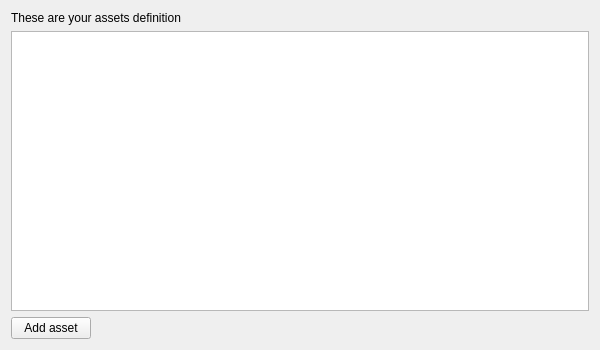
Qt form ui/forms/assetpage.ui (chromaway/ngcccbase) before a commit.
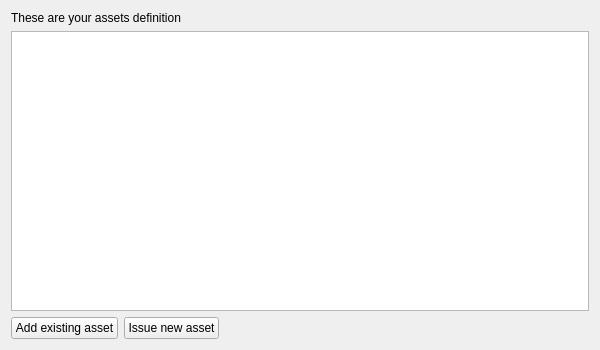
The same form after that commit. Icons and pictures are not drawn.

Commit message: add issue action

Patch:
```diff
--- a/ui/forms/assetpage.ui
+++ b/ui/forms/assetpage.ui
@@ -46,7 +46,18 @@
      <item>
       <widget class="QPushButton" name="btnAddAsset">
        <property name="text">
-        <string>Add asset</string>
+        <string>Add existing asset</string>
+       </property>
+       <property name="icon">
+        <iconset>
+         <normaloff>../icons/add.png</normaloff>../icons/add.png</iconset>
+       </property>
+      </widget>
+     </item>
+     <item>
+      <widget class="QPushButton" name="btnAddNewAsset">
+       <property name="text">
+        <string>Issue new asset</string>
        </property>
        <property name="icon">
         <iconset>
```
Left out of the diff: 2 changed lines with no effect on the pictures. The commit also changes 9 other files.
